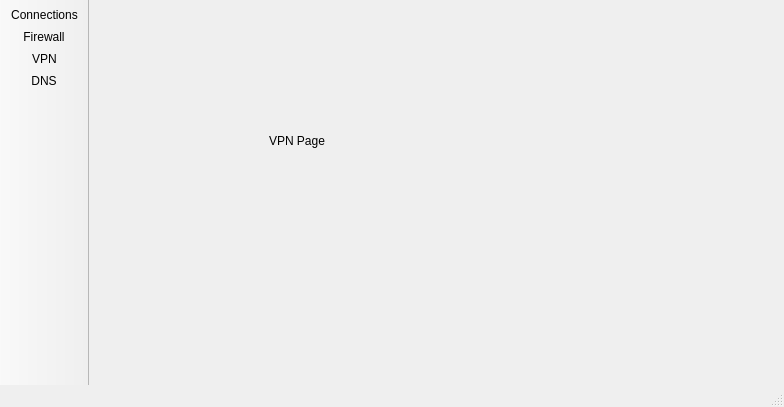
Above: src-qt5/networkmgr/mainUI.ui from project-trident/trident-utilities before the change. Below: the same form after it.
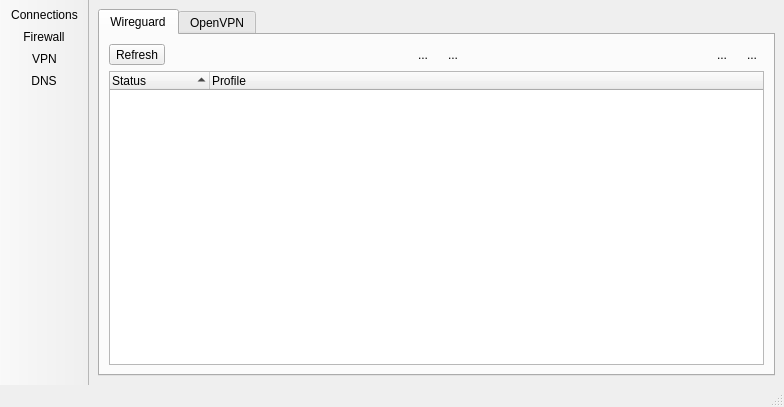
That is the form after the change. The open tabs and pages were chosen to show the change. Icons and pictures are not drawn.

Commit message: Get the wireguard vpn page assembled. Still need to add in the backend functions.

The edit to the form file:
```diff
--- a/src-qt5/networkmgr/mainUI.ui
+++ b/src-qt5/networkmgr/mainUI.ui
@@ -731,19 +731,182 @@
        </widget>
       </widget>
       <widget class="QWidget" name="page_vpn">
-       <widget class="QLabel" name="label_7">
-        <property name="geometry">
-         <rect>
-          <x>180</x>
-          <y>90</y>
-          <width>251</width>
-          <height>101</height>
-         </rect>
-        </property>
-        <property name="text">
-         <string>VPN Page</string>
-        </property>
-       </widget>
+       <layout class="QVBoxLayout" name="verticalLayout_9">
+        <item>
+         <widget class="QTabWidget" name="tabWidget_vpn">
+          <property name="currentIndex">
+           <number>0</number>
+          </property>
+          <widget class="QWidget" name="tab_vpn_wireguard">
+           <attribute name="icon">
+            <iconset theme="wireguard"/>
+           </attribute>
+           <attribute name="title">
+            <string>Wireguard</string>
+           </attribute>
+           <layout class="QVBoxLayout" name="verticalLayout_11">
+            <item>
+             <layout class="QHBoxLayout" name="horizontalLayout_7">
+              <item>
+               <widget class="QToolButton" name="tool_wg_refresh">
+                <property name="text">
+                 <string>Refresh</string>
+                </property>
+                <property name="icon">
+                 <iconset theme="reload"/>
+                </property>
+                <property name="toolButtonStyle">
+                 <enum>Qt::ToolButtonTextBesideIcon</enum>
+                </property>
+               </widget>
+              </item>
+              <item>
+               <spacer name="horizontalSpacer_6">
+                <property name="orientation">
+                 <enum>Qt::Horizontal</enum>
+                </property>
+                <property name="sizeHint" stdset="0">
+                 <size>
+                  <width>40</width>
+                  <height>20</height>
+                 </size>
+                </property>
+               </spacer>
+              </item>
+              <item>
+               <widget class="QToolButton" name="tool_wg_start">
+                <property name="toolTip">
+                 <string>Start Profile</string>
+                </property>
+                <property name="text">
+                 <string>...</string>
+                </property>
+                <property name="icon">
+                 <iconset theme="system-run"/>
+                </property>
+                <property name="autoRaise">
+                 <bool>true</bool>
+                </property>
+               </widget>
+              </item>
+              <item>
+               <widget class="QToolButton" name="tool_wg_stop">
+                <property name="toolTip">
+                 <string>Stop Profile</string>
+                </property>
+                <property name="text">
+                 <string>...</string>
+                </property>
+                <property name="icon">
+                 <iconset theme="system-cancel"/>
+                </property>
+                <property name="autoRaise">
+                 <bool>true</bool>
+                </property>
+               </widget>
+              </item>
+              <item>
+               <spacer name="horizontalSpacer_5">
+                <property name="orientation">
+                 <enum>Qt::Horizontal</enum>
+                </property>
+                <property name="sizeHint" stdset="0">
+                 <size>
+                  <width>40</width>
+                  <height>20</height>
+                 </size>
+                </property>
+               </spacer>
+              </item>
+              <item>
+               <widget class="QToolButton" name="tool_wg_add">
+                <property name="toolTip">
+                 <string>Add Profile</string>
+                </property>
+                <property name="text">
+                 <string>...</string>
+                </property>
+                <property name="icon">
+                 <iconset theme="list-add"/>
+                </property>
+                <property name="autoRaise">
+                 <bool>true</bool>
+                </property>
+               </widget>
+              </item>
+              <item>
+               <widget class="QToolButton" name="tool_wg_remove">
+                <property name="toolTip">
+                 <string>Remove Profile</string>
+                </property>
+                <property name="text">
+                 <string>...</string>
+                </property>
+                <property name="icon">
+                 <iconset theme="list-remove"/>
+                </property>
+                <property name="autoRaise">
+                 <bool>true</bool>
+                </property>
+               </widget>
+              </item>
+             </layout>
+            </item>
+            <item>
+             <widget class="QTreeWidget" name="treeWidget">
+              <property name="uniformRowHeights">
+               <bool>true</bool>
+              </property>
+              <property name="sortingEnabled">
+               <bool>true</bool>
+              </property>
+              <property name="animated">
+               <bool>true</bool>
+              </property>
+              <attribute name="headerDefaultSectionSize">
+               <number>100</number>
+              </attribute>
+              <column>
+               <property name="text">
+                <string>Status</string>
+               </property>
+              </column>
+              <column>
+               <property name="text">
+                <string>Profile</string>
+               </property>
+              </column>
+             </widget>
+            </item>
+           </layout>
+          </widget>
+          <widget class="QWidget" name="tab_vpn_openvpn">
+           <attribute name="icon">
+            <iconset theme="network-vpn"/>
+           </attribute>
+           <attribute name="title">
+            <string>OpenVPN</string>
+           </attribute>
+           <layout class="QVBoxLayout" name="verticalLayout_10">
+            <item>
+             <widget class="QLabel" name="label_5">
+              <property name="font">
+               <font>
+                <pointsize>13</pointsize>
+                <weight>75</weight>
+                <bold>true</bold>
+               </font>
+              </property>
+              <property name="text">
+               <string>Coming soon!</string>
+              </property>
+             </widget>
+            </item>
+           </layout>
+          </widget>
+         </widget>
+        </item>
+       </layout>
       </widget>
      </widget>
     </item>
```
Left out of the diff: 10 changed lines with no effect on the pictures.
